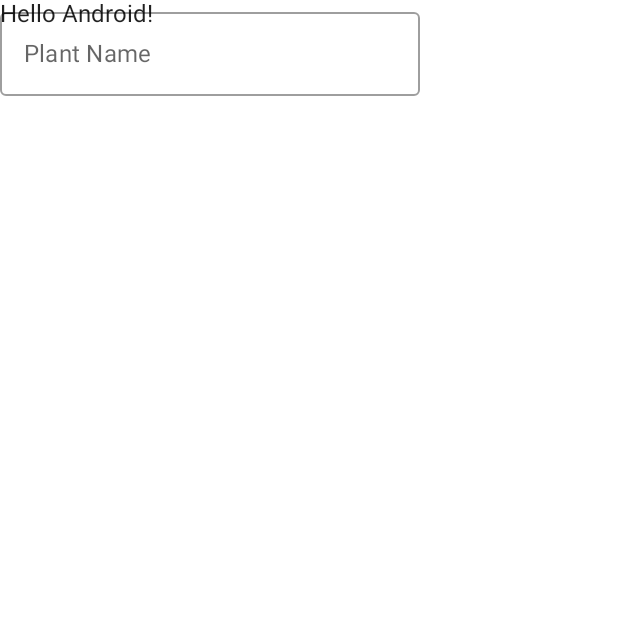
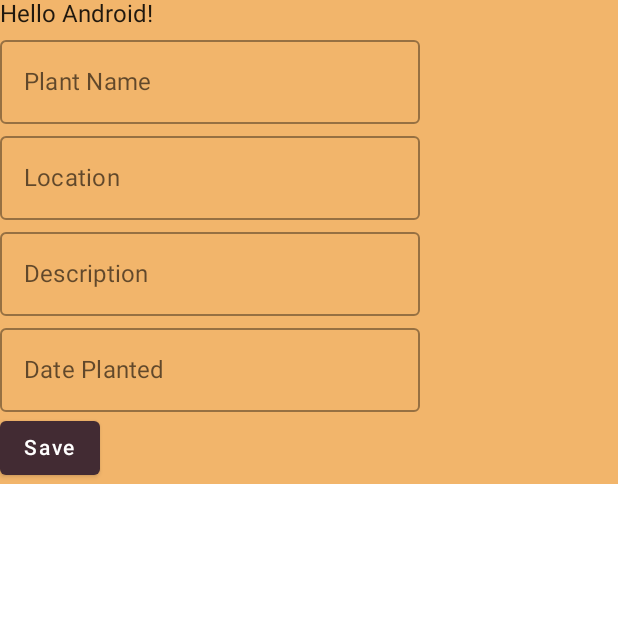
Before and after one commit to discospiff/MyPlantDiary23SS7060, an Android app built with Jetpack Compose: the screen it shows after launch (MainActivity), on a phone screen of 412 x 824 dp, the top half of it. Run offline under Robolectric (Android 15) with nearby library versions, the phone set to English and light mode, and no system bars.

Commit message:
Add colors to our UI.  Use modifier to fill width.

```diff
--- a/app/src/main/java/app/plantdiary/myplantdiary23SS002/MainActivity.kt
+++ b/app/src/main/java/app/plantdiary/myplantdiary23SS002/MainActivity.kt
@@ -1,13 +1,15 @@
 package app.plantdiary.myplantdiary23SS002
 
 import android.os.Bundle
+import android.widget.Toast
 import androidx.activity.ComponentActivity
 import androidx.activity.compose.setContent
-import androidx.compose.material.MaterialTheme
-import androidx.compose.material.OutlinedTextField
-import androidx.compose.material.Surface
-import androidx.compose.material.Text
+import androidx.compose.foundation.layout.Column
+import androidx.compose.foundation.layout.fillMaxWidth
+import androidx.compose.material.*
 import androidx.compose.runtime.*
+import androidx.compose.ui.Modifier
+import androidx.compose.ui.platform.LocalContext
 import androidx.compose.ui.res.stringResource
 import androidx.compose.ui.tooling.preview.Preview
 import app.plantdiary.myplantdiary23SS002.ui.theme.MyPlantDiaryTheme
@@ -18,7 +20,7 @@ class MainActivity : ComponentActivity() {
         setContent {
             MyPlantDiaryTheme {
                 // A surface container using the 'background' color from the theme
-                Surface(color = MaterialTheme.colors.background) {
+                Surface(color = MaterialTheme.colors.background, modifier = Modifier.fillMaxWidth()) {
                     Greeting("Android")
                 }
             }
@@ -29,13 +31,44 @@ class MainActivity : ComponentActivity() {
 @Composable
 fun Greeting(name: String) {
     var plantName by remember{mutableStateOf("")}
-    Text(text = "Hello $name!")
-    OutlinedTextField(
-        value=plantName,
-        onValueChange = {plantName = it},
-        label = {Text(stringResource(R.string.plantName))}
-    )
+    var location by remember{mutableStateOf("")}
+    var description by remember{mutableStateOf("")}
+    var datePlanted by remember{mutableStateOf("")}
+    val context = LocalContext.current
+    Column {
+        Text(text = "Hello $name!")
 
+        OutlinedTextField(
+            value = plantName,
+            onValueChange = { plantName = it },
+            label = { Text(stringResource(R.string.plantName)) }
+        )
+        OutlinedTextField(
+            value = location,
+            onValueChange = { location = it },
+            label = { Text(stringResource(R.string.location)) }
+        )
+        OutlinedTextField(
+            value = description,
+            onValueChange = { description = it },
+            label = { Text(stringResource(R.string.description)) }
+        )
+        OutlinedTextField(
+            value = datePlanted,
+            onValueChange = { datePlanted = it },
+            label = { Text(stringResource(R.string.datePlanted)) }
+        )
+        Button(
+            onClick = {
+                Toast.makeText(
+                    context,
+                    "$plantName $location $description $datePlanted",
+                    Toast.LENGTH_LONG
+                ).show()
+            },
+
+            ) { Text(text = "Save") }
+    }
 }
 
 @Preview(showBackground = true)
--- a/app/src/main/java/app/plantdiary/myplantdiary23SS002/ui/theme/Color.kt
+++ b/app/src/main/java/app/plantdiary/myplantdiary23SS002/ui/theme/Color.kt
@@ -6,3 +6,5 @@ val Purple200 = Color(0xFFBB86FC)
 val Purple500 = Color(0xFF6200EE)
 val Purple700 = Color(0xFF3700B3)
 val Teal200 = Color(0xFF03DAC5)
+val Peach = Color(0xFFF2B56B)
+val Plum = Color(0xFF422B33)
--- a/app/src/main/java/app/plantdiary/myplantdiary23SS002/ui/theme/Theme.kt
+++ b/app/src/main/java/app/plantdiary/myplantdiary23SS002/ui/theme/Theme.kt
@@ -13,9 +13,12 @@ private val DarkColorPalette = darkColors(
 )
 
 private val LightColorPalette = lightColors(
-    primary = Purple500,
+    primary = Plum,
     primaryVariant = Purple700,
-    secondary = Teal200
+    secondary = Teal200,
+    background = Peach,
+    surface = Peach
+
 
     /* Other default colors to override
     background = Color.White,
--- a/app/src/main/res/values/strings.xml
+++ b/app/src/main/res/values/strings.xml
@@ -1,4 +1,7 @@
 <resources>
     <string name="app_name">My Plant Diary</string>
     <string name="plantName">Plant Name</string>
+    <string name="location">Location</string>
+    <string name="description">Description</string>
+    <string name="datePlanted">Date Planted</string>
 </resources>
```
